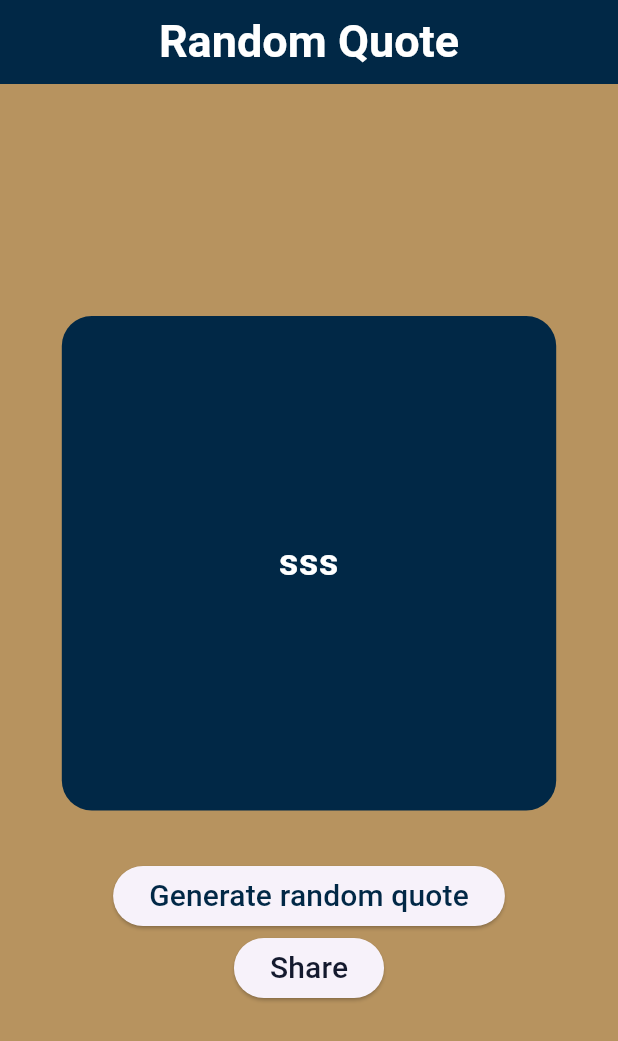
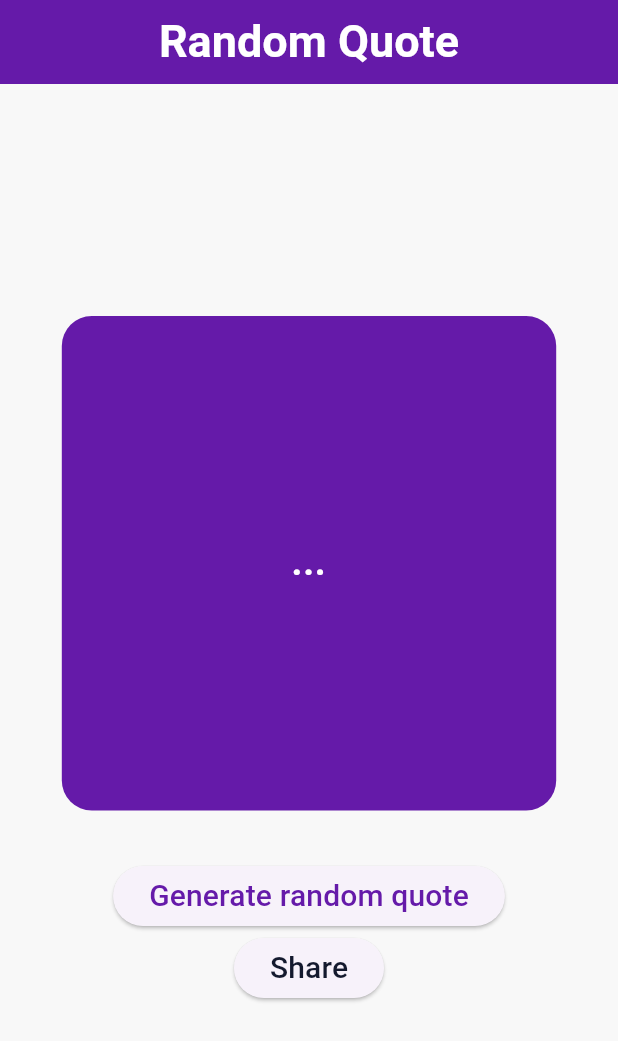
Before and after one commit to ahmed-elhoshy/CodeAlpha_Random_Quote_Generator, a Flutter app: the screen it shows after launch, on a phone screen of 412 x 824 dp. Shown: the top 1041 px of the screen. Run offline on Flutter 3.47's test engine with Material 3 defaults, Android fonts, the phone set to English and light mode, and no system bars; our stand-ins replace share_plus.

Commit message:
modified colors

```diff
--- a/lib/homeScreen.dart
+++ b/lib/homeScreen.dart
@@ -23,20 +23,19 @@ class _HomeScreenState extends State<HomeScreen> {
     'All you need is love” - Beatles',
     'You are nothing short of my everything'
   ];
-  var randomItem = 'sss';
-  String text = 'sddf';
+  var randomItem = '...';
 
   @override
   Widget build(BuildContext context) {
     return Scaffold(
       appBar: AppBar(
-        title: Text(
+        title: const Text(
           'Random Quote',
           style: TextStyle(color: Colors.white),
         ),
-        backgroundColor: Color(0xFF012846),
+        backgroundColor: Color(0xFF651AA9),
       ),
-      backgroundColor: MyTheme.primaryLight,
+      backgroundColor: MyTheme.whiteColor,
       body: Column(
         mainAxisAlignment: MainAxisAlignment.center,
         children: [
@@ -46,13 +45,13 @@ class _HomeScreenState extends State<HomeScreen> {
               width: MediaQuery.of(context).size.width * 0.8,
               decoration: BoxDecoration(
                 borderRadius: BorderRadius.circular(20),
-                color: Color(0xFF012846),
+                color: const Color(0xFF651AA9),
               ),
               child: Center(
                 child: Padding(
                   padding: const EdgeInsets.symmetric(horizontal: 20.0),
                   child: Text(
-                    '${randomItem}',
+                    randomItem,
                     style: Theme.of(context).textTheme.bodyLarge!.copyWith(
                         color: Colors.white, fontWeight: FontWeight.bold),
                     textAlign: TextAlign.center,
@@ -69,17 +68,16 @@ class _HomeScreenState extends State<HomeScreen> {
                 randomItem = (Quotes..shuffle()).first;
                 setState(() {});
               },
-              child: Text(
+              child: const Text(
                 'Generate random quote',
                 style: TextStyle(
                   fontSize: 20,
-                  color: Color(0xFF012846),
+                  color: Color(0xFF651AA9),
                 ),
               )),
           ElevatedButton(
               onPressed: () {
                 Share.share(randomItem);
-                print(randomItem);
               },
               child: Text(
                 'Share',
```
